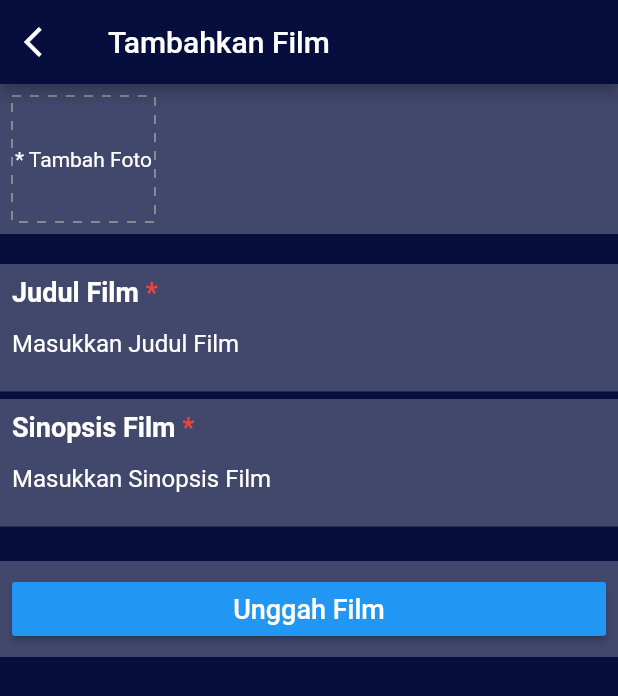
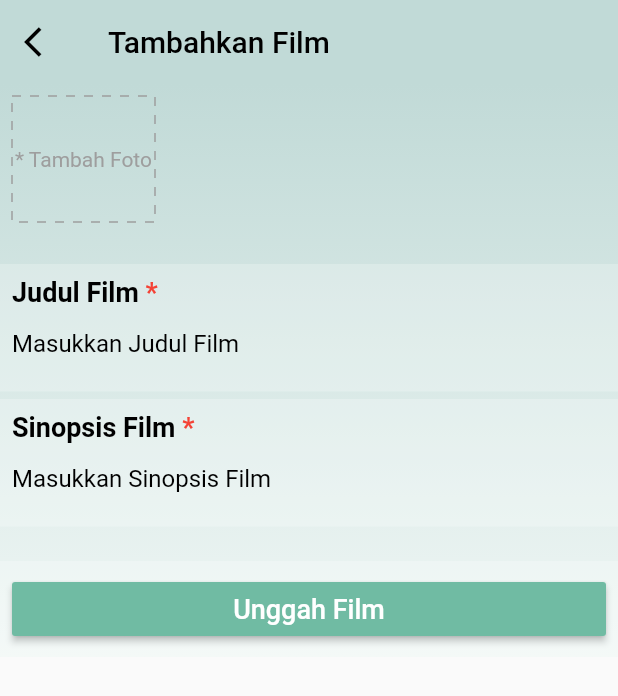
Before and after one commit to bagasbest/Filmkuu, a Flutter app: the HomeScreen screen opened directly, after a tap on the "add" icon, on a phone screen of 412 x 824 dp. Shown: the top 696 px of the screen. Run offline on Flutter 3.47's test engine with Material 2 defaults, Android fonts, the phone set to English and light mode, and no system bars; drawn by our look-alikes of dotted_border; our stand-ins replace cloud_firestore, firebase_auth, firebase_core, firebase_storage, flutter_spinkit, fluttertoast and 1 more; accounts and stored records are empty; network calls fail.

Commit message:
[improve] change background color

```diff
--- a/lib/constants/color_constant.dart
+++ b/lib/constants/color_constant.dart
@@ -1,5 +1,6 @@
 import 'dart:ui';
 
-const colorPrimary = Color(0xff6e57e0);
+const colorPrimary = Color(0xffc1dad7);
 const colorBrown = Color(0xffed8558);
-const colorSecondary = Color(0xff7272e9);
+const colorSecondary = Color(0xfff0f7f5);
+const colorButton = Color(0xff70bba3);
--- a/lib/screens/homepage_screen.dart
+++ b/lib/screens/homepage_screen.dart
@@ -2,6 +2,7 @@ import 'package:filmkuu/screens/favorite/favorite_screen.dart';
 import 'package:filmkuu/screens/movies/movies_add_screen.dart';
 import 'package:filmkuu/screens/movies/movies_search_screen.dart';
 import 'package:firebase_auth/firebase_auth.dart';
+import 'package:filmkuu/constants/color_constant.dart' as Constant;
 import 'package:flutter/cupertino.dart';
 import 'package:flutter/material.dart';
 
@@ -19,7 +20,6 @@ class _HomeScreenState extends State<HomeScreen> {
   Widget build(BuildContext context) {
     return Scaffold(
       resizeToAvoidBottomInset: false,
-      backgroundColor: Color(0xFF060E3E),
       floatingActionButton: FloatingActionButton(
         onPressed: () {
           Route route =
@@ -27,8 +27,20 @@ class _HomeScreenState extends State<HomeScreen> {
           Navigator.push(context, route);
         },
         child: Icon(Icons.add),
+        backgroundColor: Constant.colorButton,
       ),
-      body: SafeArea(
+      body: Container(
+        decoration: BoxDecoration(
+          gradient: LinearGradient(
+            colors: [
+              Constant.colorPrimary,
+              Constant.colorSecondary,
+            ],
+            begin: FractionalOffset.topCenter,
+            end: FractionalOffset.bottomCenter,
+          ),
+        ),
+        child: SafeArea(
           child: Container(
             margin: EdgeInsets.only(
               left: 16,
@@ -46,7 +58,7 @@ class _HomeScreenState extends State<HomeScreen> {
                       Text(
                         'Filmkuu',
                         style: TextStyle(
-                        color: Colors.white,
+                          color: Colors.black,
                           fontWeight: FontWeight.bold,
                           fontSize: 24,
                         ),
@@ -76,7 +88,7 @@ class _HomeScreenState extends State<HomeScreen> {
                               width: 50,
                               child: Icon(
                                 Icons.search,
-                              color: Colors.white,
+                                color: Colors.black,
                               ),
                               decoration: BoxDecoration(
                                   color: Colors.white24,
@@ -118,7 +130,7 @@ class _HomeScreenState extends State<HomeScreen> {
                         Text(
                           'Lihat Film Favoritmu',
                           style: TextStyle(
-                          color: Colors.white,
+                            color: Colors.black,
                           ),
                         ),
                       ],
@@ -163,7 +175,7 @@ class _HomeScreenState extends State<HomeScreen> {
                 Text(
                   'Film Terbaru Menantimu',
                   style: TextStyle(
-                  color: Colors.white,
+                    color: Colors.black,
                     fontWeight: FontWeight.bold,
                     fontSize: 18,
                   ),
@@ -187,6 +199,7 @@ class _HomeScreenState extends State<HomeScreen> {
                   ),
                 ),
               ],
+            ),
           ),
         ),
       ),
@@ -215,7 +228,7 @@ class _HomeScreenState extends State<HomeScreen> {
             'Mulan Session 2  Battle Of Chi Bi',
             maxLines: 1,
             style: TextStyle(
-              color: Colors.white,
+              color: Colors.black,
               fontWeight: FontWeight.bold,
             ),
           ),
--- a/lib/screens/movies/movies_add_screen.dart
+++ b/lib/screens/movies/movies_add_screen.dart
@@ -4,6 +4,7 @@ import 'package:dotted_border/dotted_border.dart';
 import 'package:filmkuu/databases/database_service.dart';
 import 'package:flutter/material.dart';
 import 'package:flutter_spinkit/flutter_spinkit.dart';
+import 'package:filmkuu/constants/color_constant.dart' as Constant;
 import 'package:image_picker/image_picker.dart';
 import 'package:intl/intl.dart';
 
@@ -29,18 +30,32 @@ class _MoviesAddScreenState extends State<MoviesAddScreen> {
   @override
   Widget build(BuildContext context) {
     return Scaffold(
-      backgroundColor: Color(0xFF060E3E),
       appBar: AppBar(
-        backgroundColor: Color(0xFF060E3E),
+        backgroundColor: Constant.colorPrimary,
         title: Text(
           'Tambahkan Film',
+          style: TextStyle(
+            color: Colors.black,
           ),
+        ),
+        elevation: 0,
         leading: GestureDetector(
-          child: Icon(Icons.arrow_back_ios),
+          child: Icon(Icons.arrow_back_ios, color: Colors.black,),
           onTap: () => Navigator.of(context).pop(),
         ),
       ),
       body: SingleChildScrollView(
+        child: Container(
+          decoration: BoxDecoration(
+            gradient: LinearGradient(
+              colors: [
+                Constant.colorPrimary,
+                Constant.colorSecondary,
+              ],
+              begin: FractionalOffset.topCenter,
+              end: FractionalOffset.bottomCenter,
+            ),
+          ),
           child: Form(
             key: _formKey,
             child: Column(
@@ -48,7 +63,6 @@ class _MoviesAddScreenState extends State<MoviesAddScreen> {
                 Container(
                   height: 100,
                   width: MediaQuery.of(context).size.width,
-                color: Colors.white24,
                   child: Row(
                     children: [
                       (!isImageAdd)
@@ -78,7 +92,7 @@ class _MoviesAddScreenState extends State<MoviesAddScreen> {
                                       child: Text(
                                         "* Tambah Foto",
                                         style: TextStyle(
-                                        color: Colors.white,
+                                          color: Colors.grey,
                                         ),
                                       ),
                                     ),
@@ -115,7 +129,7 @@ class _MoviesAddScreenState extends State<MoviesAddScreen> {
                               Text(
                                 "Judul Film",
                                 style: TextStyle(
-                                  fontSize: 18, fontWeight: FontWeight.bold, color: Colors.white,),
+                                    fontSize: 18, fontWeight: FontWeight.bold, color: Colors.black,),
                               ),
                               Text(
                                 " *",
@@ -132,10 +146,10 @@ class _MoviesAddScreenState extends State<MoviesAddScreen> {
                           keyboardType: TextInputType.text,
                           controller: _controllerTitle,
                           maxLines: 1,
-                        style: TextStyle(color: Colors.white),
+                          style: TextStyle(color: Colors.black),
                           decoration: InputDecoration(
                             hintText: "Masukkan Judul Film",
-                          hintStyle: TextStyle(color: Colors.white),
+                            hintStyle: TextStyle(color: Colors.black),
                             enabledBorder: InputBorder.none,
                             focusedBorder: InputBorder.none,
                           ),
@@ -167,7 +181,7 @@ class _MoviesAddScreenState extends State<MoviesAddScreen> {
                               Text(
                                 "Sinopsis Film",
                                 style: TextStyle(
-                                  fontSize: 18, fontWeight: FontWeight.bold, color: Colors.white,),
+                                    fontSize: 18, fontWeight: FontWeight.bold, color: Colors.black,),
                               ),
                               Text(
                                 " *",
@@ -184,10 +198,10 @@ class _MoviesAddScreenState extends State<MoviesAddScreen> {
                           controller: _controllerCourse,
                           keyboardType: TextInputType.multiline,
                           maxLines: null,
-                        style: TextStyle(color: Colors.white),
+                          style: TextStyle(color: Colors.black),
                           decoration: InputDecoration(
                             hintText: "Masukkan Sinopsis Film",
-                          hintStyle: TextStyle(color: Colors.white),
+                            hintStyle: TextStyle(color: Colors.black),
                             enabledBorder: InputBorder.none,
                             focusedBorder: InputBorder.none,
                           ),
@@ -253,12 +267,13 @@ class _MoviesAddScreenState extends State<MoviesAddScreen> {
                       },
                       child: Text("Unggah Film",
                           style: TextStyle(color: Colors.white, fontSize: 18)),
-                    color: Colors.blue,
+                      color: Constant.colorButton,
                     ),
                   ),
                   color: Colors.white24,
                 ),
               ],
+            ),
           ),
         ),
       ),
```
Also changed, not shown: lib/screens/favorite/favorite_screen.dart (+21 -7 lines), lib/screens/login_screen.dart (+28 -9 lines), lib/screens/movies/movies_search_screen.dart (+26 -7 lines), lib/screens/register_screen.dart (+32 -11 lines), pubspec.yaml (+12 -0 lines), assets/logo.jpg (added), pubspec.lock, 31 other files. Lines whose indentation alone changed are shown as unchanged.
